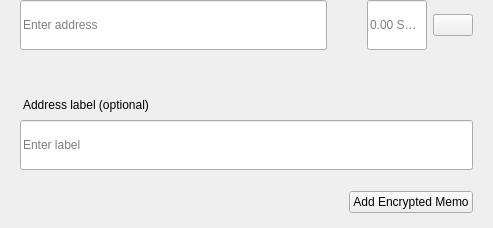
Above: src/qt/spectresecurity/forms/sendmultirow.ui from SpectreSecurityCoin/SpectreSecurityMN before the change. Below: the same form after it.
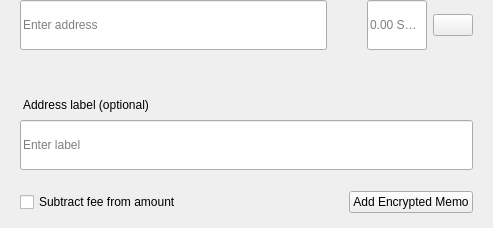
That is the form after the change.

```diff
--- a/src/qt/spectresecurity/forms/sendmultirow.ui
+++ b/src/qt/spectresecurity/forms/sendmultirow.ui
@@ -347,6 +347,16 @@
          <property name="bottomMargin">
           <number>0</number>
          </property>
+         <item>
+          <widget class="QCheckBox" name="checkboxSubtractFeeFromAmount">
+           <property name="toolTip">
+            <string>The fee will be deducted from the amount being sent. The recipient will receive less SSMN than you enter in the amount field. If multiple recipients are selected, the fee is split equally.</string>
+           </property>
+           <property name="text">
+            <string>Subtract fee from amount</string>
+           </property>
+          </widget>
+         </item>
          <item>
           <spacer name="horizontalSpacer">
            <property name="orientation">
```
Left out of the diff: 2 changed lines with no effect on the pictures.
